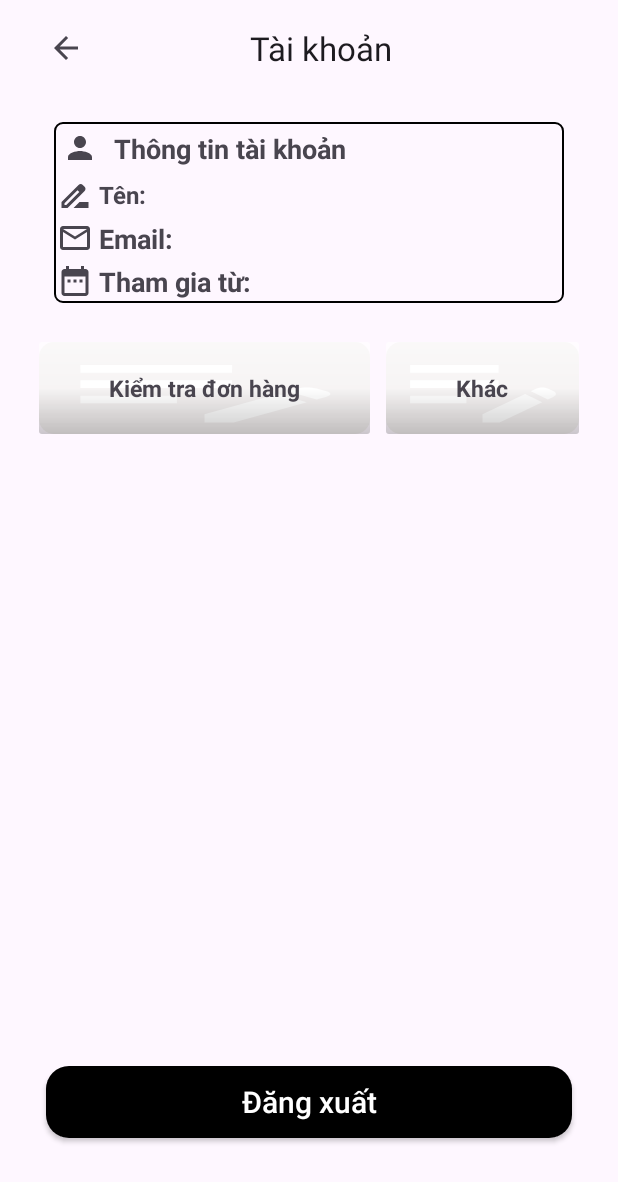
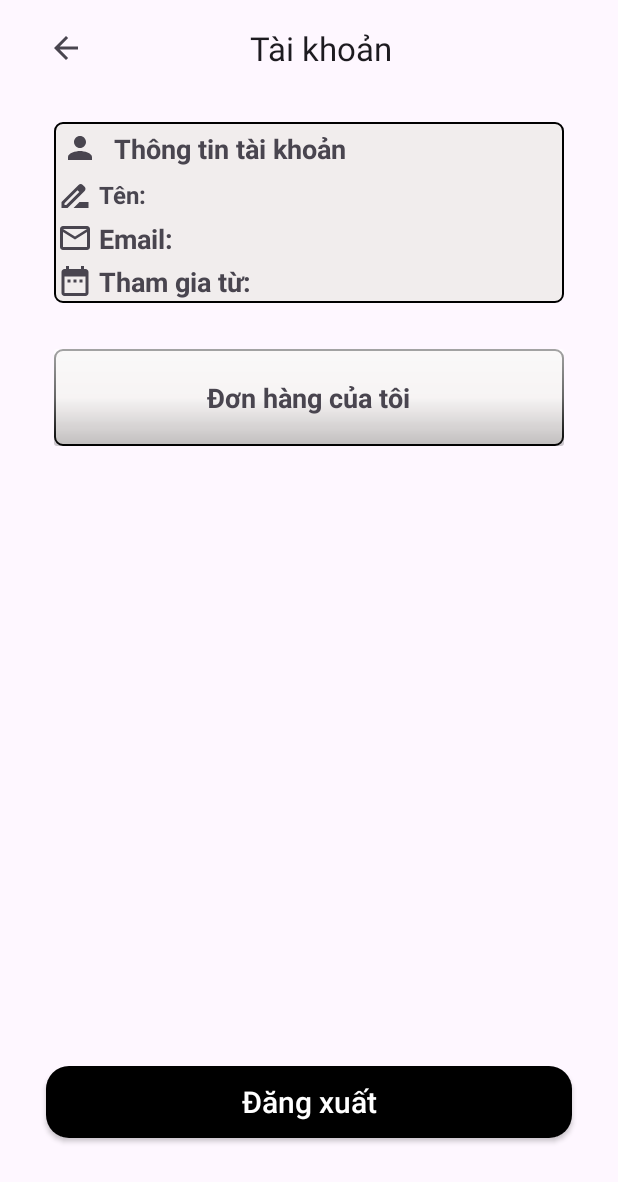
Before and after one commit to thanhhuydoan2002/Clothes_Store, an Android app: the ProfileFragment screen opened through its navigation route, on a phone screen of 412 x 824 dp. Shown: the top 1182 px of the screen. Run offline under Robolectric (Android 15) with nearby library versions, the phone set to English and light mode, and no system bars; our stand-ins replace Firebase (no records; nobody signed in at launch, a user with empty details on screens opened directly), navigation-ui; pictures from the network do not load.

Commit message:
UI update

```diff
--- a/app/src/main/res/drawable/blur_bg_1.xml
+++ b/app/src/main/res/drawable/blur_bg_1.xml
@@ -1,6 +1,4 @@
 <layer-list xmlns:android="http://schemas.android.com/apk/res/android">
-    <!-- Layer 1: Hình ảnh gốc -->
-    <item android:drawable="@drawable/ic_baseline_edit_note_24" />
 
     <!-- Layer 2: Gradient drawable để tạo hiệu ứng mờ -->
     <item>
--- a/app/src/main/res/drawable/border.xml
+++ b/app/src/main/res/drawable/border.xml
@@ -8,4 +8,8 @@
     <corners
         android:radius="5dp"
         />
+
+    <solid
+        android:color="@color/grayishWhite"
+        />
 </shape>
--- a/app/src/main/res/layout/profile_fragment.xml
+++ b/app/src/main/res/layout/profile_fragment.xml
@@ -161,20 +161,16 @@
         <LinearLayout
             android:layout_width="match_parent"
             android:layout_height="wrap_content"
-            android:orientation="horizontal"
-            android:layout_marginTop="5dp"
-
-            android:weightSum="2"
-            >
+            android:orientation="horizontal">
 
             <FrameLayout
                 android:id="@+id/btnCheckOrder"
                 android:layout_width="wrap_content"
                 android:layout_height="match_parent"
-                android:background="@drawable/custom_order_background"
+                android:background="@drawable/border"
                 android:layout_weight="1"
                 android:orientation="vertical"
-                android:layout_margin="5dp"
+                android:layout_margin="15dp"
                 android:layout_gravity="center"
                 android:clickable="true">
 
@@ -190,39 +186,12 @@
                     android:layout_gravity="center"
                     android:layout_margin="10dp"
                     android:padding="10dp"
-                    android:text="Kiểm tra đơn hàng"
+                    android:text="Đơn hàng của tôi"
                     android:textAlignment="center"
-                    android:textSize="15sp"
+                    android:textSize="18sp"
                     android:textStyle="bold" />
             </FrameLayout>
 
-            <FrameLayout
-                android:layout_width="wrap_content"
-                android:layout_height="match_parent"
-                android:background="@drawable/custom_order_background"
-                android:layout_weight="1"
-                android:orientation="vertical"
-                android:layout_margin="5dp"
-                android:layout_gravity="center"
-                android:clickable="true">
-
-                <ImageView
-                    android:layout_width="match_parent"
-                    android:layout_height="match_parent"
-                    android:scaleType="fitXY"
-                    android:src="@drawable/blur_bg_1" />
-
-                <TextView
-                    android:layout_width="wrap_content"
-                    android:layout_height="match_parent"
-                    android:layout_gravity="center"
-                    android:layout_margin="10dp"
-                    android:padding="10dp"
-                    android:text="Khác"
-                    android:textAlignment="center"
-                    android:textSize="15sp"
-                    android:textStyle="bold" />
-            </FrameLayout>
         </LinearLayout>
     </LinearLayout>
 
```
